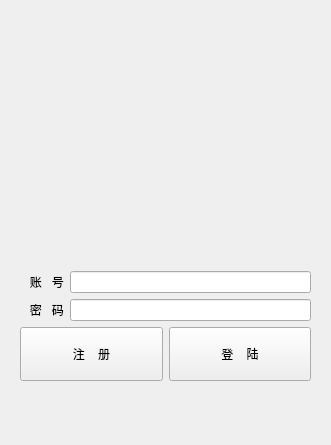
Areay7/ToolKit, file ToolKit/ui/fmtlogin.ui: the form before one commit.
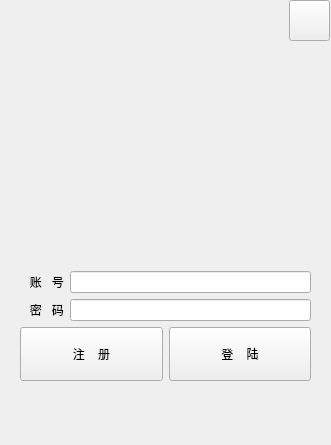
The form after the commit. Icons and pictures are not drawn.

```diff
--- a/ToolKit/ui/fmtlogin.ui
+++ b/ToolKit/ui/fmtlogin.ui
@@ -89,6 +89,31 @@
     </item>
    </layout>
   </widget>
+  <widget class="QPushButton" name="btn_exit">
+   <property name="geometry">
+    <rect>
+     <x>289</x>
+     <y>0</y>
+     <width>41</width>
+     <height>41</height>
+    </rect>
+   </property>
+   <property name="styleSheet">
+    <string notr="true"> QPushButton 
+{
+	border-image: url(:/res/LoginPage/close_common.png);
+ }
+
+QPushButton:pressed
+ {
+	border-image: url(:/res/LoginPage/close_press.png);
+ }
+</string>
+   </property>
+   <property name="text">
+    <string/>
+   </property>
+  </widget>
  </widget>
  <resources/>
  <connections/>
```
Left out of the diff: 4 changed lines with no effect on the pictures.
